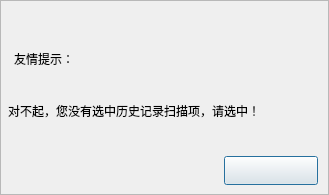
First picture: the form in src/warningdialog.ui, repository UbuntuKylin/youker-assistant, before the edit.
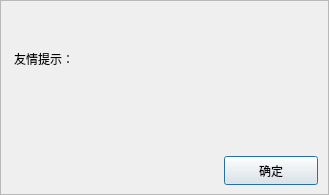
Second picture: the form after the edit. Icons and pictures are not drawn.

```diff
--- a/src/warningdialog.ui
+++ b/src/warningdialog.ui
@@ -26,7 +26,7 @@
     <string notr="true">border-image: url(:/pixmap/image/ok.png);</string>
    </property>
    <property name="text">
-    <string/>
+    <string>确定</string>
    </property>
   </widget>
   <widget class="QLabel" name="btn_close">
@@ -68,7 +68,7 @@
     <string notr="true">border-image: url(:/pixmap/image/message.png);</string>
    </property>
    <property name="text">
-    <string>对不起，您没有选中历史记录扫描项，请选中！</string>
+    <string/>
    </property>
    <property name="pixmap">
     <pixmap resource="pixmap.qrc">:/pixmap/image/message.png</pixmap>
```
Left out of the diff: 3 changed lines with no effect on the pictures.
